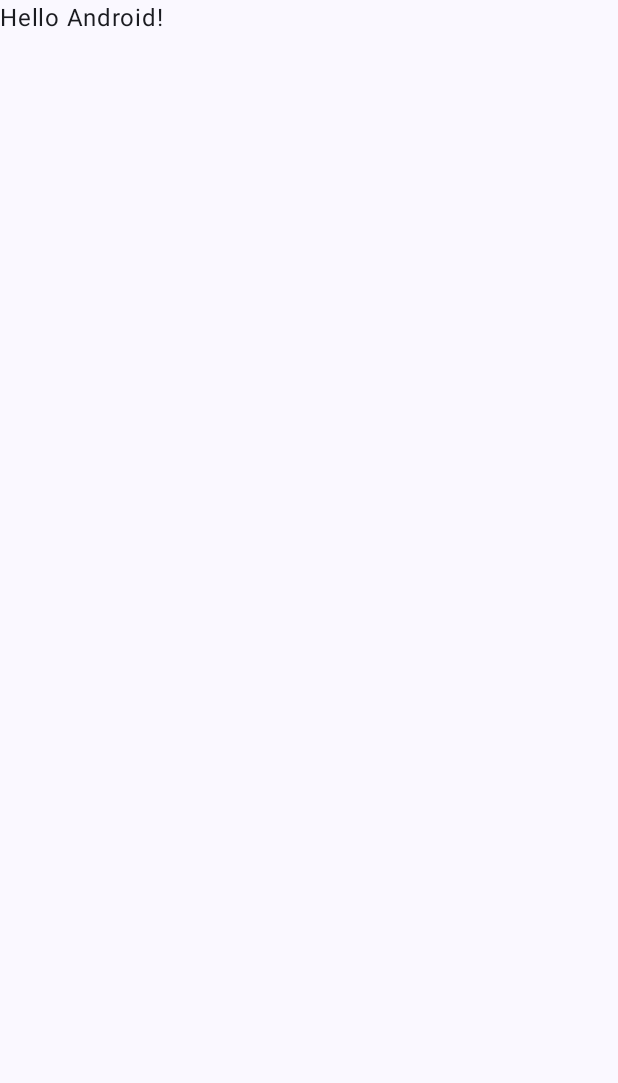
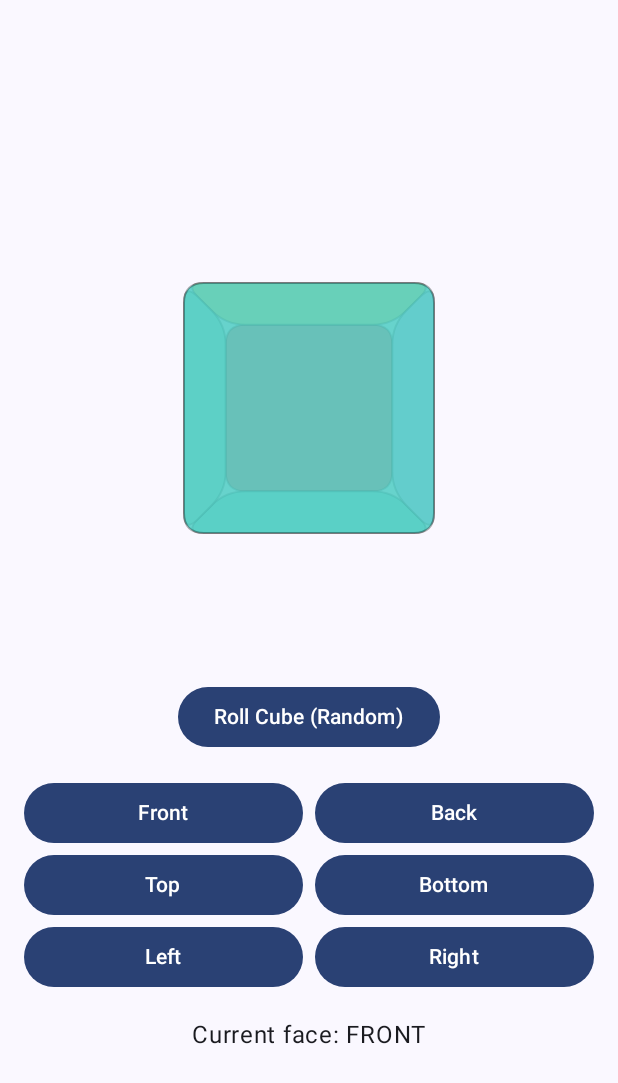
Before and after one commit to greenfodor/Dice-Roller, an Android app built with Jetpack Compose: the screen it shows after launch (MainActivity), on a phone screen of 412 x 824 dp. Before the commit the part shown is almost empty. Shown: the top 1083 px of the screen. Run offline under Robolectric (Android 15) with nearby library versions, the phone set to English and light mode, and no system bars.

Commit message:
implement rolling cube

```diff
--- a/app/src/main/java/com/greenfodor/diceroller/MainActivity.kt
+++ b/app/src/main/java/com/greenfodor/diceroller/MainActivity.kt
@@ -4,12 +4,14 @@ import android.os.Bundle
 import androidx.activity.ComponentActivity
 import androidx.activity.compose.setContent
 import androidx.activity.enableEdgeToEdge
+import androidx.compose.foundation.background
+import androidx.compose.foundation.layout.Column
 import androidx.compose.foundation.layout.fillMaxSize
 import androidx.compose.foundation.layout.padding
 import androidx.compose.material3.Scaffold
-import androidx.compose.material3.Text
 import androidx.compose.runtime.Composable
 import androidx.compose.ui.Modifier
+import androidx.compose.ui.graphics.Color
 import androidx.compose.ui.tooling.preview.Preview
 import com.greenfodor.diceroller.ui.theme.DiceRollerTheme
 
@@ -19,29 +21,28 @@ class MainActivity : ComponentActivity() {
         enableEdgeToEdge()
         setContent {
             DiceRollerTheme {
-                Scaffold(modifier = Modifier.fillMaxSize()) { innerPadding ->
-                    Greeting(
-                        name = "Android",
-                        modifier = Modifier.padding(innerPadding)
-                    )
+                Scaffold(
+                    modifier = Modifier
+                        .fillMaxSize()
+                        .background(color = Color.White)
+                ) { innerPadding ->
+                    Column(
+                        modifier = Modifier
+                            .fillMaxSize()
+                            .padding(innerPadding)
+                    ) {
+                        RollingCubeAnimation()
+                    }
                 }
             }
         }
     }
 }
 
-@Composable
-fun Greeting(name: String, modifier: Modifier = Modifier) {
-    Text(
-        text = "Hello $name!",
-        modifier = modifier
-    )
-}
-
 @Preview(showBackground = true)
 @Composable
-fun GreetingPreview() {
+fun DiceRollerPreview() {
     DiceRollerTheme {
-        Greeting("Android")
+        RollingCubeAnimation()
     }
 }
--- /dev/null
+++ b/app/src/main/java/com/greenfodor/diceroller/RollingCubeAnnimation.kt
@@ -0,0 +1,312 @@
+package com.greenfodor.diceroller
+
+import androidx.compose.animation.core.*
+import androidx.compose.foundation.Canvas
+import androidx.compose.foundation.layout.*
+import androidx.compose.material3.Button
+import androidx.compose.material3.Text
+import androidx.compose.runtime.*
+import androidx.compose.ui.Alignment
+import androidx.compose.ui.Modifier
+import androidx.compose.ui.geometry.Offset
+import androidx.compose.ui.graphics.Color
+import androidx.compose.ui.graphics.Path
+import androidx.compose.ui.graphics.Paint
+import androidx.compose.ui.graphics.PathEffect
+import androidx.compose.ui.graphics.drawscope.DrawScope
+import androidx.compose.ui.graphics.drawscope.drawIntoCanvas
+import androidx.compose.ui.graphics.drawOutline
+import androidx.compose.ui.graphics.Outline
+import androidx.compose.ui.unit.dp
+import kotlin.math.cos
+import kotlin.math.sin
+
+data class Point3D(val x: Float, val y: Float, val z: Float)
+
+enum class CubeFace(val rotationX: Float, val rotationY: Float, val color: Color) {
+    FRONT(0f, 0f, Color(0xFFFF6B6B)),
+    BACK(0f, 180f, Color(0xFF4ECDC4)),
+    TOP(270f, 0f, Color(0xFF95E1D3)),
+    BOTTOM(90f, 0f, Color(0xFFFFE66D)),
+    LEFT(0f, 270f, Color(0xFFA8E6CF)),
+    RIGHT(0f, 90f, Color(0xFFDCCEFF))
+}
+
+@Composable
+fun RollingCubeAnimation() {
+    var targetFace by remember { mutableStateOf(CubeFace.FRONT) }
+    var currentRotationX by remember { mutableStateOf(0f) }
+    var currentRotationY by remember { mutableStateOf(0f) }
+    var targetRotationX by remember { mutableStateOf(0f) }
+    var targetRotationY by remember { mutableStateOf(0f) }
+
+    val rotationX by animateFloatAsState(
+        targetValue = targetRotationX,
+        animationSpec = tween(
+            durationMillis = 2000,
+            easing = FastOutSlowInEasing
+        ),
+        finishedListener = {
+            currentRotationX = it
+        },
+        label = "rotationX"
+    )
+
+    val rotationY by animateFloatAsState(
+        targetValue = targetRotationY,
+        animationSpec = tween(
+            durationMillis = 2000,
+            easing = FastOutSlowInEasing
+        ),
+        finishedListener = {
+            currentRotationY = it
+        },
+        label = "rotationY"
+    )
+
+    val isRolling = rotationX != targetRotationX || rotationY != targetRotationY
+
+    Column(
+        modifier = Modifier.fillMaxSize(),
+        horizontalAlignment = Alignment.CenterHorizontally,
+        verticalArrangement = Arrangement.Center
+    ) {
+        Canvas(
+            modifier = Modifier
+                .size(300.dp)
+                .padding(16.dp)
+        ) {
+            val cubeSize = 320f
+            val centerX = size.width / 2
+            val centerY = size.height / 2
+
+            drawCube(
+                size = cubeSize,
+                centerX = centerX,
+                centerY = centerY,
+                rotationX = rotationX,
+                rotationY = rotationY
+            )
+        }
+
+        Spacer(modifier = Modifier.height(32.dp))
+
+        Button(
+            onClick = {
+                targetFace = CubeFace.entries.random()
+                targetRotationX = currentRotationX + targetFace.rotationX + 720f
+                targetRotationY = currentRotationY + targetFace.rotationY + 900f
+            },
+            enabled = !isRolling
+        ) {
+            Text("Roll Cube (Random)")
+        }
+
+        Spacer(modifier = Modifier.height(16.dp))
+
+        Row(
+            horizontalArrangement = Arrangement.spacedBy(8.dp),
+            modifier = Modifier.padding(horizontal = 16.dp)
+        ) {
+            Button(
+                onClick = {
+                    targetFace = CubeFace.FRONT
+                    targetRotationX = currentRotationX + targetFace.rotationX + 720f
+                    targetRotationY = currentRotationY + targetFace.rotationY + 900f
+                },
+                enabled = !isRolling,
+                modifier = Modifier.weight(1f)
+            ) {
+                Text("Front")
+            }
+
+            Button(
+                onClick = {
+                    targetFace = CubeFace.BACK
+                    targetRotationX = currentRotationX + targetFace.rotationX + 720f
+                    targetRotationY = currentRotationY + targetFace.rotationY + 900f
+                },
+                enabled = !isRolling,
+                modifier = Modifier.weight(1f)
+            ) {
+                Text("Back")
+            }
+        }
+
+        Row(
+            horizontalArrangement = Arrangement.spacedBy(8.dp),
+            modifier = Modifier.padding(horizontal = 16.dp)
+        ) {
+            Button(
+                onClick = {
+                    targetFace = CubeFace.TOP
+                    targetRotationX = currentRotationX + targetFace.rotationX + 720f
+                    targetRotationY = currentRotationY + targetFace.rotationY + 900f
+                },
+                enabled = !isRolling,
+                modifier = Modifier.weight(1f)
+            ) {
+                Text("Top")
+            }
+
+            Button(
+                onClick = {
+                    targetFace = CubeFace.BOTTOM
+                    targetRotationX = currentRotationX + targetFace.rotationX + 720f
+                    targetRotationY = currentRotationY + targetFace.rotationY + 900f
+                },
+                enabled = !isRolling,
+                modifier = Modifier.weight(1f)
+            ) {
+                Text("Bottom")
+            }
+        }
+
+        Row(
+            horizontalArrangement = Arrangement.spacedBy(8.dp),
+            modifier = Modifier.padding(horizontal = 16.dp)
+        ) {
+            Button(
+                onClick = {
+                    targetFace = CubeFace.LEFT
+                    targetRotationX = currentRotationX + targetFace.rotationX + 720f
+                    targetRotationY = currentRotationY + targetFace.rotationY + 900f
+                },
+                enabled = !isRolling,
+                modifier = Modifier.weight(1f)
+            ) {
+                Text("Left")
+            }
+
+            Button(
+                onClick = {
+                    targetFace = CubeFace.RIGHT
+                    targetRotationX = currentRotationX + targetFace.rotationX + 720f
+                    targetRotationY = currentRotationY + targetFace.rotationY + 900f
+                },
+                enabled = !isRolling,
+                modifier = Modifier.weight(1f)
+            ) {
+                Text("Right")
+            }
+        }
+
+        if (!isRolling) {
+            Spacer(modifier = Modifier.height(16.dp))
+            Text("Current face: ${targetFace.name}")
+        }
+    }
+}
+
+fun DrawScope.drawCube(
+    size: Float,
+    centerX: Float,
+    centerY: Float,
+    rotationX: Float,
+    rotationY: Float
+) {
+    val halfSize = size / 2
+
+    val vertices = listOf(
+        Point3D(-halfSize, -halfSize, -halfSize),
+        Point3D(halfSize, -halfSize, -halfSize),
+        Point3D(halfSize, halfSize, -halfSize),
+        Point3D(-halfSize, halfSize, -halfSize),
+        Point3D(-halfSize, -halfSize, halfSize),
+        Point3D(halfSize, -halfSize, halfSize),
+        Point3D(halfSize, halfSize, halfSize),
+        Point3D(-halfSize, halfSize, halfSize)
+    )
+
+    val rotatedVertices = vertices.map { vertex ->
+        rotatePoint(vertex, rotationX, rotationY)
+    }
+
+    val projectedVertices = rotatedVertices.map { vertex ->
+        projectPoint(vertex, centerX, centerY)
+    }
+
+    val faces = listOf(
+        listOf(0, 1, 2, 3) to Color(0xFFFF6B6B),
+        listOf(4, 5, 6, 7) to Color(0xFF4ECDC4),
+        listOf(0, 1, 5, 4) to Color(0xFFFFE66D),
+        listOf(2, 3, 7, 6) to Color(0xFF95E1D3),
+        listOf(0, 3, 7, 4) to Color(0xFFA8E6CF),
+        listOf(1, 2, 6, 5) to Color(0xFFDCCEFF)
+    )
+
+    val facesWithDepth = faces.map { (indices, color) ->
+        val avgZ = indices.map { rotatedVertices[it].z }.average()
+        Triple(indices, color, avgZ)
+    }.sortedBy { it.third }
+
+    // Corner radius for rounded edges - adjust this value to control roundness
+    val cornerRadius = 20f
+
+    facesWithDepth.forEach { (indices, color, _) ->
+        val path = Path().apply {
+            moveTo(projectedVertices[indices[0]].x, projectedVertices[indices[0]].y)
+            for (i in 1 until indices.size) {
+                lineTo(projectedVertices[indices[i]].x, projectedVertices[indices[i]].y)
+            }
+            close()
+        }
+
+        // Draw filled face with rounded corners
+        drawIntoCanvas { canvas ->
+            canvas.drawOutline(
+                outline = Outline.Generic(path),
+                paint = Paint().apply {
+                    this.color = color.copy(alpha = 0.85f)
+                    pathEffect = PathEffect.cornerPathEffect(cornerRadius)
+                }
+            )
+        }
+
+        // Draw stroke with rounded corners
+        drawIntoCanvas { canvas ->
+            canvas.drawOutline(
+                outline = Outline.Generic(path),
+                paint = Paint().apply {
+                    this.color = Color.Black.copy(alpha = 0.3f)
+                    style = androidx.compose.ui.graphics.PaintingStyle.Stroke
+                    strokeWidth = 2f
+                    pathEffect = PathEffect.cornerPathEffect(cornerRadius)
+                }
+            )
+        }
+    }
+}
+
+fun rotatePoint(point: Point3D, angleX: Float, angleY: Float): Point3D {
+    val radX = Math.toRadians(angleX.toDouble())
+    val radY = Math.toRadians(angleY.toDouble())
+
+    var x = point.x
+    var y = point.y
+    var z = point.z
+
+    val cosY = cos(radY).toFloat()
+    val sinY = sin(radY).toFloat()
+    val x1 = x * cosY - z * sinY
+    val z1 = x * sinY + z * cosY
+
+    val cosX = cos(radX).toFloat()
+    val sinX = sin(radX).toFloat()
+    val y2 = y * cosX - z1 * sinX
+    val z2 = y * sinX + z1 * cosX
+
+    return Point3D(x1, y2, z2)
+}
+
+fun projectPoint(point: Point3D, centerX: Float, centerY: Float): Offset {
+    val cameraDistance = 800f
+    val fov = 500f
+
+    val factor = fov / (cameraDistance - point.z)
+
+    return Offset(
+        centerX + point.x * factor,
+        centerY + point.y * factor
+    )
+}
```
